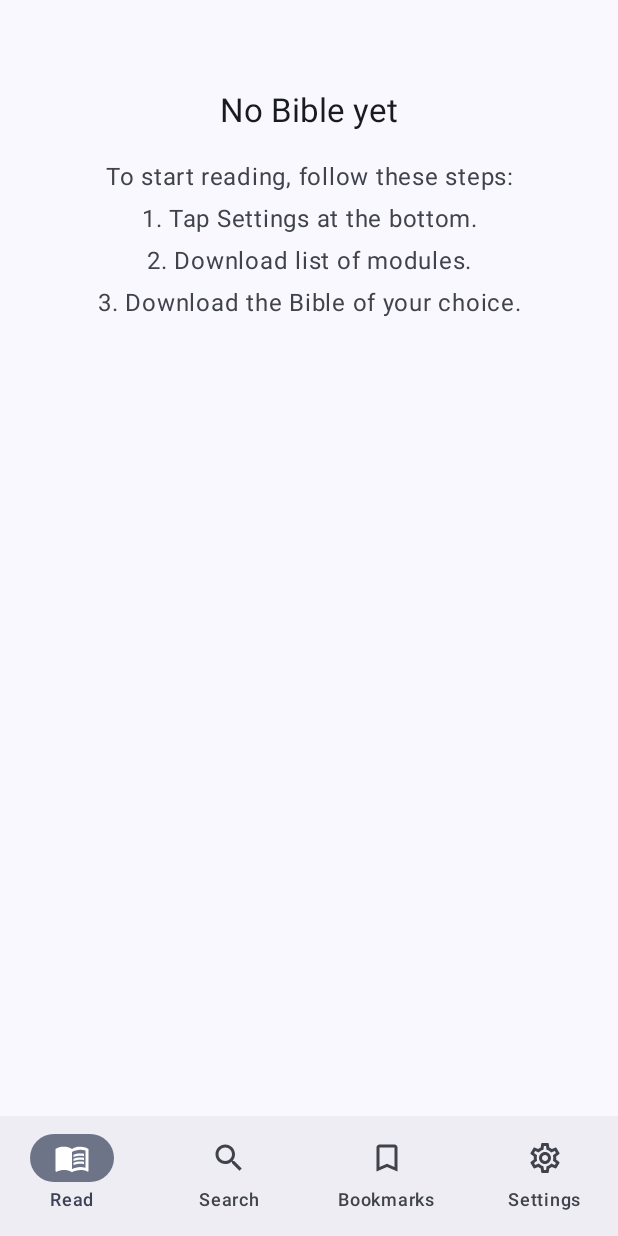
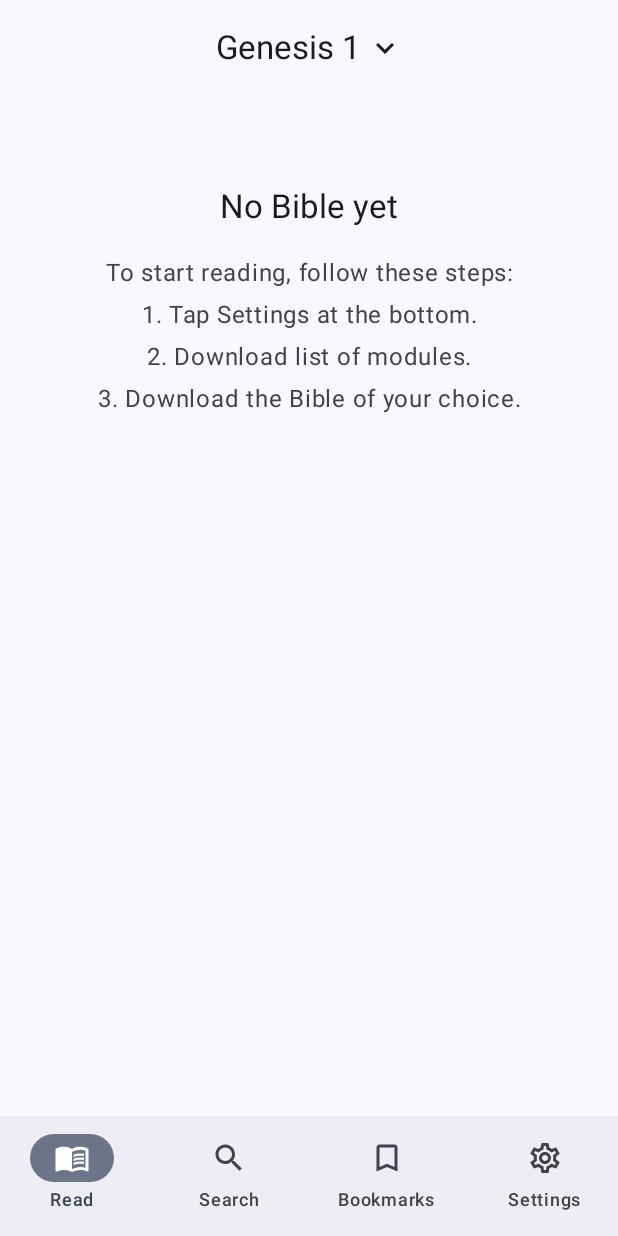
Before and after one commit to teusbenschop/any-language-bible, an Android app built with Jetpack Compose: the screen it shows after launch (MainActivity), on a phone screen of 412 x 824 dp. Run offline under Robolectric (Android 15) with nearby library versions, the phone set to English and light mode, and no system bars.

Commit message:
Wire up the navigator

```diff
--- a/android/app/src/main/java/org/bibledit/anylanguagebible/Screens/MainActivity.kt
+++ b/android/app/src/main/java/org/bibledit/anylanguagebible/Screens/MainActivity.kt
@@ -4,23 +4,31 @@ import android.os.Bundle
 import androidx.activity.ComponentActivity
 import androidx.activity.compose.setContent
 import androidx.activity.enableEdgeToEdge
+import androidx.compose.foundation.clickable
+import androidx.compose.foundation.layout.Arrangement
 import androidx.compose.foundation.layout.Box
+import androidx.compose.foundation.layout.Row
 import androidx.compose.foundation.layout.fillMaxSize
 import androidx.compose.foundation.layout.padding
 import androidx.compose.material.icons.Icons
 import androidx.compose.material.icons.automirrored.filled.MenuBook
 import androidx.compose.material.icons.automirrored.outlined.MenuBook
 import androidx.compose.material.icons.filled.Bookmark
+import androidx.compose.material.icons.filled.KeyboardArrowDown
 import androidx.compose.material.icons.filled.Search
 import androidx.compose.material.icons.filled.Settings
 import androidx.compose.material.icons.outlined.BookmarkBorder
 import androidx.compose.material.icons.outlined.Search
 import androidx.compose.material.icons.outlined.Settings
+import androidx.compose.material3.CenterAlignedTopAppBar
+import androidx.compose.material3.ExperimentalMaterial3Api
 import androidx.compose.material3.Icon
+import androidx.compose.material3.ModalBottomSheet
 import androidx.compose.material3.NavigationBar
 import androidx.compose.material3.NavigationBarItem
 import androidx.compose.material3.Scaffold
 import androidx.compose.material3.Text
+import androidx.compose.material3.rememberModalBottomSheetState
 import androidx.compose.runtime.Composable
 import androidx.compose.runtime.getValue
 import androidx.compose.runtime.mutableIntStateOf
@@ -28,8 +36,10 @@ import androidx.compose.runtime.mutableStateOf
 import androidx.compose.runtime.remember
 import androidx.compose.runtime.saveable.rememberSaveable
 import androidx.compose.runtime.setValue
+import androidx.compose.ui.Alignment
 import androidx.compose.ui.Modifier
 import androidx.compose.ui.graphics.vector.ImageVector
+import androidx.compose.ui.unit.dp
 import org.bibledit.anylanguagebible.Utilities.Disk
 import org.bibledit.anylanguagebible.ui.theme.AnyLanguageBibleTheme
 import org.bibledit.anylanguagebible.Utilities.Settings
@@ -61,6 +71,7 @@ enum class AppTab(
     Settings("Settings", Icons.Outlined.Settings, Icons.Filled.Settings)
 }
 
+@OptIn(ExperimentalMaterial3Api::class)
 @Composable
 fun MainScreen() {
     // Remembers the selected tab across rotation and activity recreation.
@@ -72,8 +83,32 @@ fun MainScreen() {
     var focusedVerse by rememberSaveable { mutableStateOf<Int?>(null) }
     val verseSelection = remember { VerseSelection() }
 
+    // Whether the passage picker is showing.
+    var showPassagePicker by rememberSaveable { mutableStateOf(false) }
+
     Scaffold(
         modifier = Modifier.fillMaxSize(),
+        topBar = {
+            CenterAlignedTopAppBar(
+                title = {
+                    if (selectedTab == AppTab.Read) {
+                        // Tappable title on the Read tab; plain title elsewhere.
+                        Row(
+                            modifier = Modifier.clickable(
+                                onClickLabel = "Opens the book and chapter picker"
+                            ) { showPassagePicker = true },
+                            verticalAlignment = Alignment.CenterVertically,
+                            horizontalArrangement = Arrangement.spacedBy(4.dp)
+                        ) {
+                            Text("$book $chapter")
+                            Icon(Icons.Filled.KeyboardArrowDown, contentDescription = null)
+                        }
+                    } else {
+                        Text(selectedTab.label)
+                    }
+                }
+            )
+        },
         bottomBar = {
             NavigationBar {
                 AppTab.entries.forEach { tab ->
@@ -115,4 +150,22 @@ fun MainScreen() {
             }
         }
     }
+
+    // The passage picker, shown as a sheet.
+    if (showPassagePicker) {
+        ModalBottomSheet(
+            onDismissRequest = { showPassagePicker = false },
+            sheetState = rememberModalBottomSheetState(skipPartiallyExpanded = true)
+        ) {
+            PassagePickerScreen(
+                book = book,
+                chapter = chapter,
+                onSelect = { selectedBook, selectedChapter ->
+                    book = selectedBook
+                    chapter = selectedChapter
+                },
+                onDismiss = { showPassagePicker = false }
+            )
+        }
+    }
 }
```
